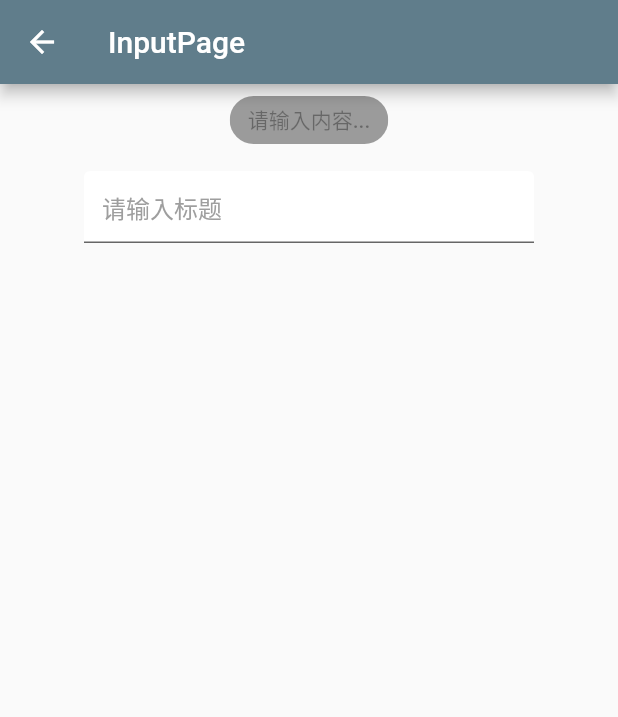
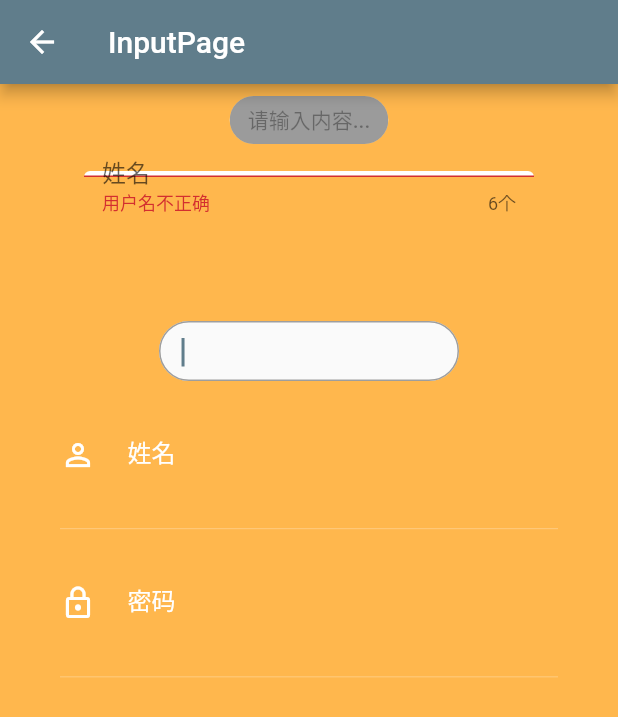
Before and after one commit to Urwateryi/flutter_the_first_demo, a Flutter app: the InputPage screen opened directly, on a phone screen of 412 x 824 dp. Shown: the top 717 px of the screen. Run offline on Flutter 3.47's test engine with Material 2 defaults, Android fonts, the phone set to English and light mode, and no system bars; our stand-ins replace fluttertoast, transparent_image.

Commit message:
InputPage

```diff
--- /dev/null
+++ b/lib/components/InputFields.dart
@@ -0,0 +1,43 @@
+import 'package:flutter/material.dart';
+
+class InputFieldArea extends StatelessWidget {
+  final String hint;
+  final bool obscure;
+  final IconData icon;
+  final String labelText;
+
+  InputFieldArea({this.hint, this.obscure, this.icon, this.labelText});
+
+  @override
+  Widget build(BuildContext context) {
+    return (Container(
+      decoration: BoxDecoration(
+        border: Border(
+          bottom: BorderSide(
+            width: 0.8,
+            color: Colors.white24,
+          ),
+        ),
+      ),
+      child: TextFormField(
+        obscureText: obscure,
+        style: TextStyle(
+          color: Colors.white,
+        ),
+        decoration: InputDecoration(
+          icon: Icon(
+            icon,
+            color: Colors.white,
+          ),
+          border: InputBorder.none,
+          hintText: hint,
+          labelText: labelText,
+          labelStyle: TextStyle(color: Colors.white),
+          hintStyle: TextStyle(color: Colors.white30, fontSize: 15.0),
+          contentPadding:
+              EdgeInsets.only(top: 30.0, right: 30.0, bottom: 30.0, left: 5.0),
+        ),
+      ),
+    ));
+  }
+}
--- a/lib/home/Input/InputPage.dart
+++ b/lib/home/Input/InputPage.dart
@@ -1,4 +1,5 @@
 import 'package:flutter/material.dart';
+import 'package:the_first_one/components/InputFields.dart';
 
 class InputPage extends StatelessWidget {
   @override
@@ -7,7 +8,9 @@ class InputPage extends StatelessWidget {
       appBar: AppBar(
         title: Text("InputPage"),
       ),
-      body: Center(
+      body: Container(
+        color: Colors.orange[300],
+        child: Center(
           child: Column(
             children: <Widget>[
               InputChip(
@@ -16,19 +19,81 @@ class InputPage extends StatelessWidget {
               SizedBox(height: 10.0),
               SizedBox(
                 width: 300.0,
-              height: 50.0,
+                height: 30.0,
                 child: TextField(
                   decoration: InputDecoration(
                     filled: true,
-                  hintText: "请输入标题",
+                    labelText: "姓名",
+                    helperText: "6个字符",
+                    hintText: "请输入姓名",
+                    prefixText: "姓名：",
+                    counterText: "6个",
+                    errorText: "用户名不正确",
                     fillColor: Colors.white,
                     hintStyle: TextStyle(color: Colors.grey),
+//                    border: InputBorder.none,
                   ),
+                  onChanged: (String content) {
+                    print("onChanged>>" + content);
+                  },
+                  onSubmitted: (String content) {
+                    print("onSubmitted>>" + content);
+                  },
+                  controller: TextEditingController(),
+                ),
+              ),
+              SizedBox(height: 70.0),
+              SizedBox(
+                width: 200.0,
+                height: 40.0,
+                child: Material(
+                  type: MaterialType.canvas,
+                  shape: StadiumBorder(
+                    side: BorderSide(
+                        color: Colors.grey, style: BorderStyle.solid),
+                  ),
+                  child: TextField(
+                    autofocus: true, //自动获取焦点
+                    controller: TextEditingController(),
+                    decoration: InputDecoration(
+                        contentPadding: EdgeInsets.all(15.0),
+                        border: InputBorder.none),
+                    onChanged: (String content) {
+                      print(content); //文本内容变化,会回调给我们
+                    },
+                  ),
+                ),
+              ),
+              new Container(
+                margin: new EdgeInsets.symmetric(horizontal: 40.0),
+                child: new Column(
+                  mainAxisAlignment: MainAxisAlignment.spaceEvenly,
+                  children: <Widget>[
+                    new Form(
+                        child: new Column(
+                      mainAxisAlignment: MainAxisAlignment.spaceAround,
+                      children: <Widget>[
+                        new InputFieldArea(
+                          hint: "6个字符",
+                          obscure: false,
+                          labelText: "姓名",
+                          icon: Icons.person_outline,
+                        ),
+                        new InputFieldArea(
+                          hint: "6-12位有效字符",
+                          obscure: true, //是否隐藏
+                          labelText: "密码",
+                          icon: Icons.lock_outline,
+                        ),
+                      ],
+                    )),
+                  ],
                 ),
               ),
             ],
           ),
         ),
+      ),
     );
   }
 }
--- a/lib/home/container/ContainerPage.dart
+++ b/lib/home/container/ContainerPage.dart
@@ -1,7 +1,7 @@
 import 'package:flutter/material.dart';
-import 'BottomComponent.dart';
+import 'package:the_first_one/components/BottomComponent.dart';
 import 'package:fluttertoast/fluttertoast.dart';
-import 'Line.dart';
+import 'package:the_first_one/components/Line.dart';
 
 class ContainerPage extends StatelessWidget {
   @override
```
Also changed, not shown: lib/components/BottomComponent.dart (renamed from lib/home/container/BottomComponent.dart), lib/components/Line.dart (renamed from lib/home/container/Line.dart). Lines whose indentation alone changed are shown as unchanged.
